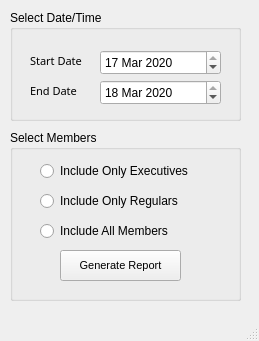
This is SalesReport.ui in UnitedPuggs/The-Simps as Qt 5 draws it before an edit. The edited form follows.
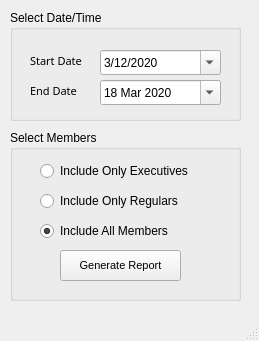
This is the edited form.

The edit to the form file:
```diff
--- a/SalesReport.ui
+++ b/SalesReport.ui
@@ -48,7 +48,7 @@
        <second>59</second>
        <year>2020</year>
        <month>3</month>
-       <day>17</day>
+       <day>18</day>
       </datetime>
      </property>
      <property name="minimumDateTime">
@@ -61,11 +61,37 @@
        <day>12</day>
       </datetime>
      </property>
+     <property name="maximumDate">
+      <date>
+       <year>2020</year>
+       <month>3</month>
+       <day>18</day>
+      </date>
+     </property>
+     <property name="minimumDate">
+      <date>
+       <year>2020</year>
+       <month>3</month>
+       <day>12</day>
+      </date>
+     </property>
+     <property name="currentSection">
+      <enum>QDateTimeEdit::DaySection</enum>
+     </property>
+     <property name="displayFormat">
+      <string>M/d/yyyy</string>
+     </property>
+     <property name="calendarPopup">
+      <bool>true</bool>
+     </property>
+     <property name="currentSectionIndex">
+      <number>1</number>
+     </property>
      <property name="date">
       <date>
        <year>2020</year>
        <month>3</month>
-       <day>17</day>
+       <day>12</day>
       </date>
      </property>
     </widget>
@@ -114,9 +140,22 @@
        <second>0</second>
        <year>2020</year>
        <month>3</month>
-       <day>13</day>
+       <day>12</day>
       </datetime>
      </property>
+     <property name="minimumDate">
+      <date>
+       <year>2020</year>
+       <month>3</month>
+       <day>12</day>
+      </date>
+     </property>
+     <property name="currentSection">
+      <enum>QDateTimeEdit::DaySection</enum>
+     </property>
+     <property name="calendarPopup">
+      <bool>true</bool>
+     </property>
      <property name="date">
       <date>
        <year>2020</year>
@@ -214,6 +253,9 @@
      <property name="text">
       <string>Include All Members</string>
      </property>
+     <property name="checked">
+      <bool>true</bool>
+     </property>
     </widget>
    </widget>
   </widget>
```
Left out of the diff: 28 changed lines with no effect on the pictures.
